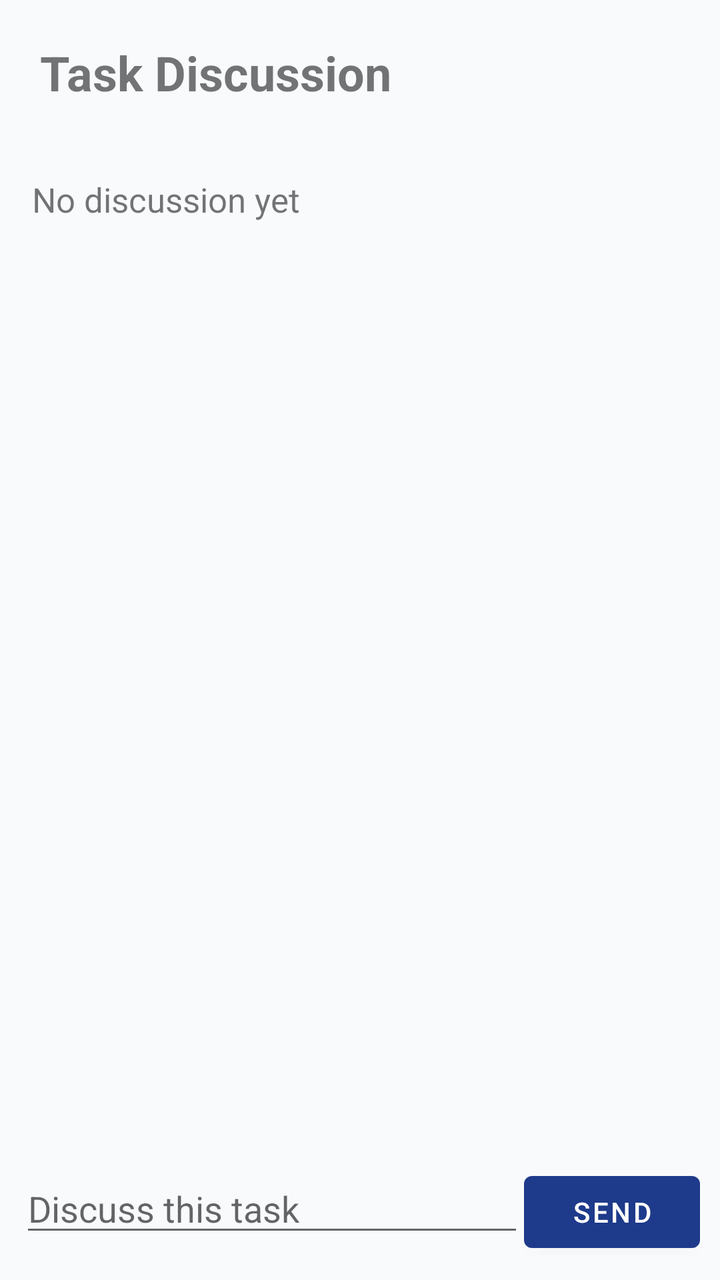
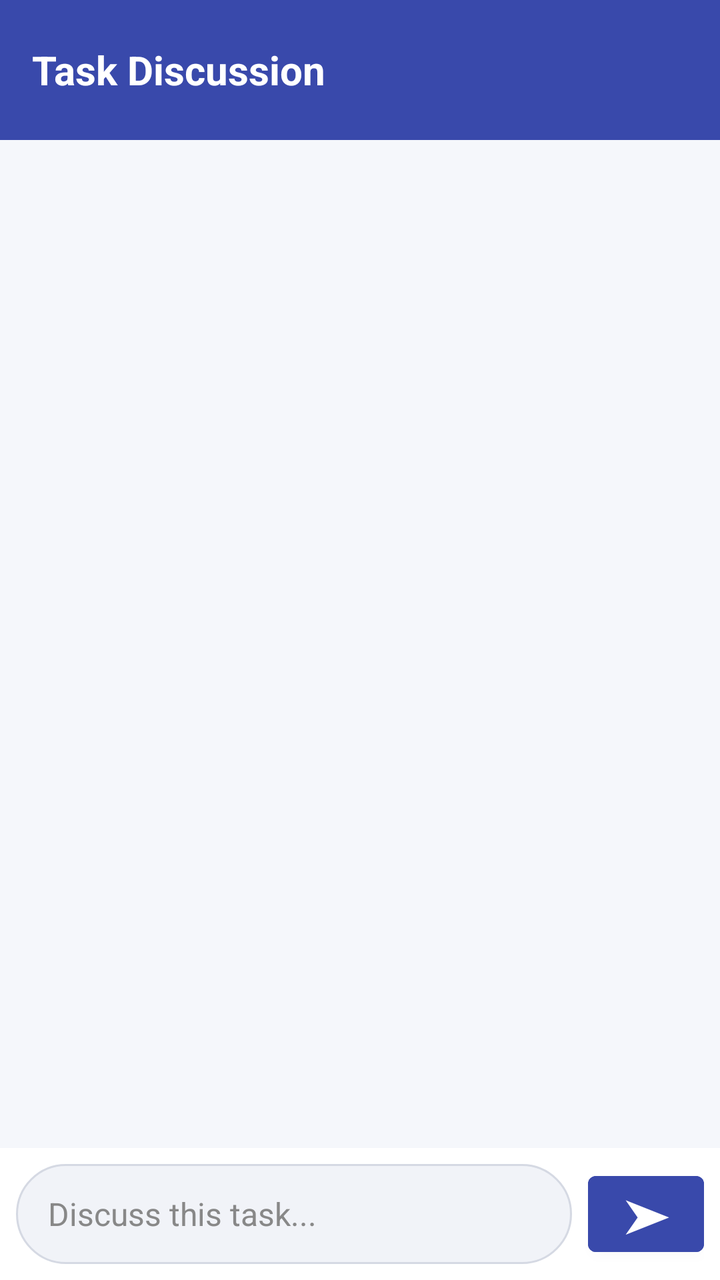

The first picture is an Android layout as it rendered before a commit; the second is the same layout after the commit. The layout source and the unified diff follow.
<!-- AndroidManifest.xml: application theme Theme.DeptFlow -->
<!-- res/layout/activity_task_discussion_chat.xml -->
<?xml version="1.0" encoding="utf-8"?>
<LinearLayout xmlns:android="http://schemas.android.com/apk/res/android"
    android:layout_width="match_parent"
    android:layout_height="match_parent"
    android:orientation="vertical">

    <TextView
        android:id="@+id/tvTaskTitle"
        android:layout_width="match_parent"
        android:layout_height="wrap_content"
        android:text="Task Discussion"
        android:textSize="24sp"
        android:textStyle="bold"
        android:padding="20dp" />

    <ScrollView
        android:layout_width="match_parent"
        android:layout_height="0dp"
        android:layout_weight="1"
        android:padding="16dp">

        <TextView
            android:id="@+id/tvDiscussionMessages"
            android:layout_width="match_parent"
            android:layout_height="wrap_content"
            android:text="No discussion yet"
            android:textSize="17sp" />

    </ScrollView>

    <LinearLayout
        android:layout_width="match_parent"
        android:layout_height="wrap_content"
        android:orientation="horizontal"
        android:padding="10dp">

        <EditText
            android:id="@+id/etDiscussionMessage"
            android:layout_width="0dp"
            android:layout_height="wrap_content"
            android:layout_weight="1"
            android:hint="Discuss this task"
            android:inputType="text"
            android:maxLines="3" />

        <Button
            android:id="@+id/btnDiscussionSend"
            android:layout_width="wrap_content"
            android:layout_height="wrap_content"
            android:text="Send" />

    </LinearLayout>

</LinearLayout>
<!-- resources referenced by this layout -->
<resources>
  <style name="Theme.DeptFlow" parent="Theme.MaterialComponents.DayNight.NoActionBar">
          
          <item name="colorPrimary">@color/primary</item>
          <item name="colorPrimaryVariant">@color/primary_dark</item>
          <item name="colorOnPrimary">@color/text_on_primary</item>
          
          <item name="colorSecondary">@color/accent</item>
          <item name="colorSecondaryVariant">@color/accent_light</item>
          <item name="colorOnSecondary">@color/text_on_primary</item>
          
          <item name="android:statusBarColor">@color/primary_dark</item>
          <item name="android:windowLightStatusBar" tools:targetApi="m">false</item>
          <item name="android:windowBackground">@color/background</item>
      </style>
  <color name="primary">#1E3A8A</color>
  <color name="primary_dark">#172554</color>
  <color name="text_on_primary">#FFFFFF</color>
  <color name="accent">#0D9488</color>
  <color name="accent_light">#14B8A6</color>
  <color name="background">#F8FAFC</color>
</resources>

<!-- the commit's change to res/layout/activity_task_discussion_chat.xml (unified diff, before → after) -->
@@ -2,52 +2,83 @@
 <LinearLayout xmlns:android="http://schemas.android.com/apk/res/android"
     android:layout_width="match_parent"
     android:layout_height="match_parent"
-    android:orientation="vertical">
+    android:orientation="vertical"
+    android:background="#F5F7FB">
 
-    <TextView
-        android:id="@+id/tvTaskTitle"
+    
+    <LinearLayout
         android:layout_width="match_parent"
-        android:layout_height="wrap_content"
-        android:text="Task Discussion"
-        android:textSize="24sp"
-        android:textStyle="bold"
-        android:padding="20dp" />
+        android:layout_height="70dp"
+        android:orientation="horizontal"
+        android:gravity="center_vertical"
+        android:padding="16dp"
+        android:background="#3949AB">
 
+        <TextView
+            android:id="@+id/tvTaskTitle"
+            android:layout_width="match_parent"
+            android:layout_height="wrap_content"
+            android:text="Task Discussion"
+            android:textSize="20sp"
+            android:textStyle="bold"
+            android:textColor="#FFFFFF"
+            android:maxLines="1"
+            android:ellipsize="end" />
+
+    </LinearLayout>
+
+    
     <ScrollView
+        android:id="@+id/scrollDiscussionMessages"
         android:layout_width="match_parent"
         android:layout_height="0dp"
         android:layout_weight="1"
-        android:padding="16dp">
+        android:fillViewport="true"
+        android:padding="10dp">
 
-        <TextView
-            android:id="@+id/tvDiscussionMessages"
+        <LinearLayout
+            android:id="@+id/discussionMessageContainer"
             android:layout_width="match_parent"
             android:layout_height="wrap_content"
-            android:text="No discussion yet"
-            android:textSize="17sp" />
+            android:orientation="vertical" />
 
     </ScrollView>
 
+    
     <LinearLayout
         android:layout_width="match_parent"
         android:layout_height="wrap_content"
         android:orientation="horizontal"
-        android:padding="10dp">
+        android:gravity="center_vertical"
+        android:padding="8dp"
+        android:background="#FFFFFF">
 
         <EditText
             android:id="@+id/etDiscussionMessage"
             android:layout_width="0dp"
-            android:layout_height="wrap_content"
+            android:layout_height="50dp"
             android:layout_weight="1"
-            android:hint="Discuss this task"
-            android:inputType="text"
+            android:hint="Discuss this task..."
+            android:textSize="16sp"
+            android:textColor="#222222"
+            android:textColorHint="#888888"
+            android:background="@drawable/bg_chat_input"
+            android:paddingStart="16dp"
+            android:paddingEnd="16dp"
+            android:inputType="textCapSentences|textMultiLine"
             android:maxLines="3" />
 
         <Button
             android:id="@+id/btnDiscussionSend"
-            android:layout_width="wrap_content"
-            android:layout_height="wrap_content"
-            android:text="Send" />
+            android:layout_width="58dp"
+            android:layout_height="50dp"
+            android:layout_marginStart="8dp"
+            android:text="➤"
+            android:textSize="22sp"
+            android:textColor="#FFFFFF"
+            android:textStyle="bold"
+            android:backgroundTint="#3949AB"
+            android:contentDescription="Send discussion message" />
 
     </LinearLayout>
 
<!-- resource entries referenced after the edit -->
@@ -1,5 +1,19 @@
 <!-- resources referenced by this layout -->
 <resources>
+  <!-- drawable bg_chat_input (drawable) -->
+  <?xml version="1.0" encoding="utf-8"?>
+  <shape xmlns:android="http://schemas.android.com/apk/res/android"
+      android:shape="rectangle">
+  
+      <solid android:color="#F1F3F8" />
+  
+      <stroke
+          android:width="1dp"
+          android:color="#D5D9E3" />
+  
+      <corners android:radius="25dp" />
+  
+  </shape>
   <style name="Theme.DeptFlow" parent="Theme.MaterialComponents.DayNight.NoActionBar">
           
           <item name="colorPrimary">@color/primary</item>
